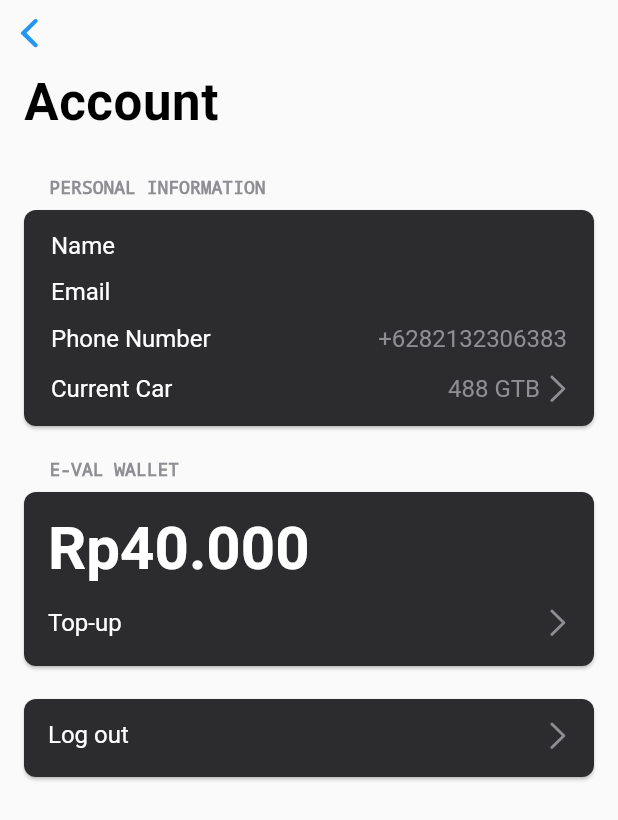
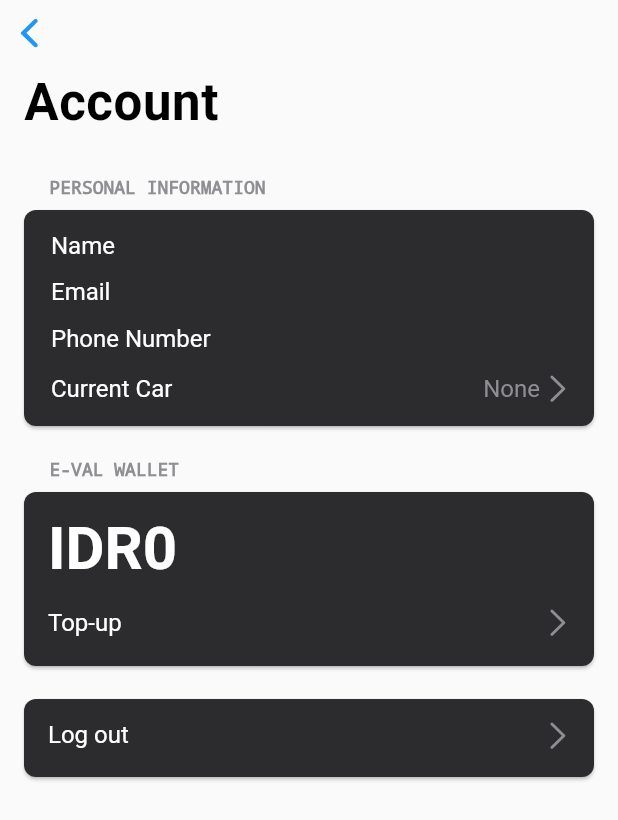
Before and after one commit to kennantz/eval, a Flutter app: the AccountPage screen opened directly, on a phone screen of 412 x 824 dp. Shown: the top 820 px of the screen. Run offline on Flutter 3.47's test engine with Material 2 defaults, Android fonts, the phone set to English and light mode, and no system bars; our stand-ins replace cloud_firestore, equatable, firebase_auth, firebase_core, fluttertoast; missing offline and left inert: barcode_scan; accounts and stored records are empty.

```diff
--- a/lib/models/models.dart
+++ b/lib/models/models.dart
@@ -1,3 +1,4 @@
 import 'package:equatable/equatable.dart';
 
 part 'users.dart';
+part 'cars.dart';
--- a/lib/ui/pages/pages.dart
+++ b/lib/ui/pages/pages.dart
@@ -1,7 +1,9 @@
 import 'dart:ui';
 
 import 'package:cloud_firestore/cloud_firestore.dart';
+import 'package:eval/models/models.dart';
 import 'package:eval/services/services.dart';
+import 'package:eval/ui/widget/CarCard.dart';
 import 'package:firebase_auth/firebase_auth.dart';
 import 'package:firebase_core/firebase_core.dart';
 import 'package:flutter/gestures.dart';
@@ -11,10 +13,12 @@ import 'package:flutter/cupertino.dart';
 import 'package:fluttertoast/fluttertoast.dart';
 import 'package:barcode_scan/barcode_scan.dart';
 import 'package:flutter/services.dart';
+import 'package:intl/intl.dart';
 
 part 'regis/signin_page.dart';
 part 'regis/signup_page.dart';
 part 'tabs/account_page.dart';
 part 'tabs/menuPage.dart';
 part 'tabs/paymentConfirmationPage.dart';
+part 'tabs/listCarPage.dart';
 part 'mainmenu.dart';
--- a/lib/ui/pages/tabs/account_page.dart
+++ b/lib/ui/pages/tabs/account_page.dart
@@ -10,12 +10,23 @@ class _AccountPageState extends State<AccountPage> {
   CollectionReference userCollection =
       FirebaseFirestore.instance.collection("Users");
 
-  String img, name, email;
+  String img, name, email, phoneNumber, selectedCar;
+  int balance;
 
   void getUserUpdate() async {
     userCollection.doc(_auth.uid).snapshots().listen((event) {
       name = event.data()['name'];
       email = event.data()['email'];
+      phoneNumber = event.data()['phone'];
+      balance = event.data()['balance'];
+      selectedCar = event.data()['selected car'];
+
+      if (selectedCar == "") {
+        selectedCar = "None";
+      } else {
+        selectedCar = "Model";
+      }
+
       setState(() {});
     });
   }
@@ -44,8 +55,10 @@ class _AccountPageState extends State<AccountPage> {
                   child: Row(
                     children: [
                       Text("PERSONAL INFORMATION",
-                          style:
-                              TextStyle(color: Color(0xff8e8e93), fontSize: 12, decoration: TextDecoration.none))
+                          style: TextStyle(
+                              color: Color(0xff8e8e93),
+                              fontSize: 12,
+                              decoration: TextDecoration.none))
                     ],
                   ),
                 ),
@@ -110,14 +123,25 @@ class _AccountPageState extends State<AccountPage> {
                                           style: TextStyle(
                                               color: Colors.white,
                                               fontSize: 16)),
-                                      Text("+6282132306383",
+                                      Text(phoneNumber ?? "",
                                           style: TextStyle(
                                               color: Color(0xff8e8e93),
                                               fontSize: 16)),
                                     ],
                                   ),
                                 ),
-                                Container(
+                                GestureDetector(
+                                  onTap: () {
+                                    // Change the color of the container beneath
+                                    setState(() {
+                                      Navigator.push(
+                                          context,
+                                          MaterialPageRoute(
+                                            builder: (context) => ListCarPage(),
+                                          ));
+                                    });
+                                  },
+                                  child: Container(
                                     child: Row(
                                       mainAxisAlignment:
                                           MainAxisAlignment.spaceBetween,
@@ -128,7 +152,7 @@ class _AccountPageState extends State<AccountPage> {
                                                 fontSize: 16)),
                                         Row(
                                           children: [
-                                          Text("488 GTB",
+                                            Text(selectedCar ?? "",
                                                 style: TextStyle(
                                                     color: Color(0xff8e8e93),
                                                     fontSize: 16)),
@@ -139,6 +163,7 @@ class _AccountPageState extends State<AccountPage> {
                                       ],
                                     ),
                                   ),
+                                )
                               ],
                             )))),
                 Container(
@@ -146,8 +171,10 @@ class _AccountPageState extends State<AccountPage> {
                   child: Row(
                     children: [
                       Text("E-VAL WALLET",
-                          style:
-                              TextStyle(color: Color(0xff8e8e93), fontSize: 12, decoration: TextDecoration.none))
+                          style: TextStyle(
+                              color: Color(0xff8e8e93),
+                              fontSize: 12,
+                              decoration: TextDecoration.none))
                     ],
                   ),
                 ),
@@ -171,7 +198,12 @@ class _AccountPageState extends State<AccountPage> {
                                       mainAxisAlignment:
                                           MainAxisAlignment.spaceBetween,
                                       children: [
-                                        Text("Rp40.000",
+                                        Text(
+                                            NumberFormat.currency(
+                                                        locale: 'id',
+                                                        decimalDigits: 0)
+                                                    .format(balance) ??
+                                                "",
                                             style: TextStyle(
                                                 color: Colors.white,
                                                 fontSize: 40,
--- a/pubspec.yaml
+++ b/pubspec.yaml
@@ -30,6 +30,7 @@ dependencies:
   firebase_core: ^0.5.2
   firebase_storage: ^5.0.1
   fluttertoast: ^7.1.1
+  intl: ^0.16.1
   provider: ^4.3.2+2
 
 dev_dependencies:
@@ -40,7 +41,6 @@ dev_dependencies:
 
 # For information on the generic Dart part of this file, see the
 # following page: https://dart.dev/tools/pub/pubspec
-
 # The following section is specific to Flutter.
 flutter:
 
@@ -48,18 +48,14 @@ flutter:
   # included with your application, so that you can use the icons in
   # the material Icons class.
   uses-material-design: true
-
   # To add assets to your application, add an assets section, like this:
   # assets:
   #   - images/a_dot_burr.jpeg
   #   - images/a_dot_ham.jpeg
-
   # An image asset can refer to one or more resolution-specific "variants", see
   # https://flutter.dev/assets-and-images/#resolution-aware.
-
   # For details regarding adding assets from package dependencies, see
   # https://flutter.dev/assets-and-images/#from-packages
-
   # To add custom fonts to your application, add a fonts section here,
   # in this "flutter" section. Each entry in this list should have a
   # "family" key with the font family name, and a "fonts" key with a
```
Also changed, not shown: lib/models/cars.dart (added, +17 -0 lines), lib/ui/pages/tabs/listCarPage.dart (added, +57 -0 lines), lib/ui/pages/tabs/paymentConfirmationPage.dart (+28 -6 lines), lib/ui/widget/carCard.dart (added, +32 -0 lines), pubspec.lock. Lines whose indentation alone changed are shown as unchanged.
